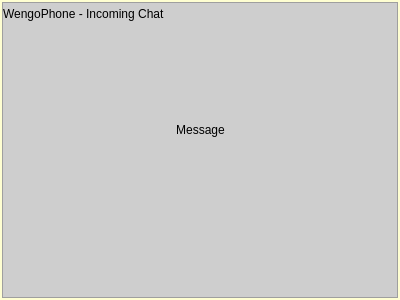
tkrotoff/WengoPhone, file wengophone/src/presentation/qt/toaster/QtChatToaster.ui: the form before one commit.
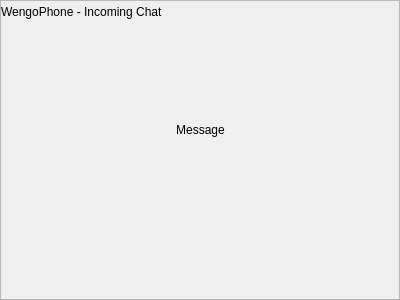
The form after the commit. Icons and pictures are not drawn.

Commit message: New toaster design

```diff
--- a/wengophone/src/presentation/qt/toaster/QtChatToaster.ui
+++ b/wengophone/src/presentation/qt/toaster/QtChatToaster.ui
@@ -12,551 +12,15 @@
     <height>300</height>
    </rect>
   </property>
-  <property name="palette" >
-   <palette>
-    <active>
-     <color>
-      <red>0</red>
-      <green>0</green>
-      <blue>0</blue>
-     </color>
-     <color>
-      <red>212</red>
-      <green>208</green>
-      <blue>200</blue>
-     </color>
-     <color>
-      <red>255</red>
-      <green>255</green>
-      <blue>255</blue>
-     </color>
-     <color>
-      <red>234</red>
-      <green>229</green>
-      <blue>220</blue>
-     </color>
-     <color>
-      <red>128</red>
-      <green>128</green>
-      <blue>128</blue>
-     </color>
-     <color>
-      <red>141</red>
-      <green>139</green>
-      <blue>133</blue>
-     </color>
-     <color>
-      <red>0</red>
-      <green>0</green>
-      <blue>0</blue>
-     </color>
-     <color>
-      <red>255</red>
-      <green>255</green>
-      <blue>255</blue>
-     </color>
-     <color>
-      <red>0</red>
-      <green>0</green>
-      <blue>0</blue>
-     </color>
-     <color>
-      <red>255</red>
-      <green>255</green>
-      <blue>255</blue>
-     </color>
-     <color>
-      <red>255</red>
-      <green>255</green>
-      <blue>210</blue>
-     </color>
-     <color>
-      <red>64</red>
-      <green>64</green>
-      <blue>64</blue>
-     </color>
-     <color>
-      <red>10</red>
-      <green>36</green>
-      <blue>106</blue>
-     </color>
-     <color>
-      <red>255</red>
-      <green>255</green>
-      <blue>255</blue>
-     </color>
-     <color>
-      <red>0</red>
-      <green>0</green>
-      <blue>255</blue>
-     </color>
-     <color>
-      <red>255</red>
-      <green>0</green>
-      <blue>255</blue>
-     </color>
-     <color>
-      <red>232</red>
-      <green>232</green>
-      <blue>232</blue>
-     </color>
-    </active>
-    <inactive>
-     <color>
-      <red>0</red>
-      <green>0</green>
-      <blue>0</blue>
-     </color>
-     <color>
-      <red>212</red>
-      <green>208</green>
-      <blue>200</blue>
-     </color>
-     <color>
-      <red>255</red>
-      <green>255</green>
-      <blue>255</blue>
-     </color>
-     <color>
-      <red>234</red>
-      <green>229</green>
-      <blue>220</blue>
-     </color>
-     <color>
-      <red>128</red>
-      <green>128</green>
-      <blue>128</blue>
-     </color>
-     <color>
-      <red>141</red>
-      <green>139</green>
-      <blue>133</blue>
-     </color>
-     <color>
-      <red>0</red>
-      <green>0</green>
-      <blue>0</blue>
-     </color>
-     <color>
-      <red>255</red>
-      <green>255</green>
-      <blue>255</blue>
-     </color>
-     <color>
-      <red>0</red>
-      <green>0</green>
-      <blue>0</blue>
-     </color>
-     <color>
-      <red>255</red>
-      <green>255</green>
-      <blue>255</blue>
-     </color>
-     <color>
-      <red>255</red>
-      <green>255</green>
-      <blue>210</blue>
-     </color>
-     <color>
-      <red>64</red>
-      <green>64</green>
-      <blue>64</blue>
-     </color>
-     <color>
-      <red>212</red>
-      <green>208</green>
-      <blue>200</blue>
-     </color>
-     <color>
-      <red>0</red>
-      <green>0</green>
-      <blue>0</blue>
-     </color>
-     <color>
-      <red>0</red>
-      <green>0</green>
-      <blue>255</blue>
-     </color>
-     <color>
-      <red>255</red>
-      <green>0</green>
-      <blue>255</blue>
-     </color>
-     <color>
-      <red>232</red>
-      <green>232</green>
-      <blue>232</blue>
-     </color>
-    </inactive>
-    <disabled>
-     <color>
-      <red>106</red>
-      <green>104</green>
-      <blue>100</blue>
-     </color>
-     <color>
-      <red>212</red>
-      <green>208</green>
-      <blue>200</blue>
-     </color>
-     <color>
-      <red>255</red>
-      <green>255</green>
-      <blue>255</blue>
-     </color>
-     <color>
-      <red>233</red>
-      <green>231</green>
-      <blue>227</blue>
-     </color>
-     <color>
-      <red>128</red>
-      <green>128</green>
-      <blue>128</blue>
-     </color>
-     <color>
-      <red>141</red>
-      <green>139</green>
-      <blue>133</blue>
-     </color>
-     <color>
-      <red>106</red>
-      <green>104</green>
-      <blue>100</blue>
-     </color>
-     <color>
-      <red>255</red>
-      <green>255</green>
-      <blue>255</blue>
-     </color>
-     <color>
-      <red>106</red>
-      <green>104</green>
-      <blue>100</blue>
-     </color>
-     <color>
-      <red>255</red>
-      <green>255</green>
-      <blue>210</blue>
-     </color>
-     <color>
-      <red>255</red>
-      <green>255</green>
-      <blue>210</blue>
-     </color>
-     <color>
-      <red>0</red>
-      <green>0</green>
-      <blue>0</blue>
-     </color>
-     <color>
-      <red>10</red>
-      <green>36</green>
-      <blue>106</blue>
-     </color>
-     <color>
-      <red>255</red>
-      <green>255</green>
-      <blue>255</blue>
-     </color>
-     <color>
-      <red>0</red>
-      <green>0</green>
-      <blue>255</blue>
-     </color>
-     <color>
-      <red>255</red>
-      <green>0</green>
-      <blue>255</blue>
-     </color>
-     <color>
-      <red>232</red>
-      <green>232</green>
-      <blue>232</blue>
-     </color>
-    </disabled>
-   </palette>
-  </property>
-  <property name="autoFillBackground" >
-   <bool>true</bool>
-  </property>
   <layout class="QGridLayout" >
    <property name="margin" >
-    <number>2</number>
+    <number>0</number>
    </property>
    <property name="spacing" >
     <number>0</number>
    </property>
    <item row="0" column="0" >
     <widget class="QFrame" name="windowFrame" >
-     <property name="palette" >
-      <palette>
-       <active>
-        <color>
-         <red>0</red>
-         <green>0</green>
-         <blue>0</blue>
-        </color>
-        <color>
-         <red>212</red>
-         <green>208</green>
-         <blue>200</blue>
-        </color>
-        <color>
-         <red>255</red>
-         <green>255</green>
-         <blue>255</blue>
-        </color>
-        <color>
-         <red>234</red>
-         <green>229</green>
-         <blue>220</blue>
-        </color>
-        <color>
-         <red>128</red>
-         <green>128</green>
-         <blue>128</blue>
-        </color>
-        <color>
-         <red>141</red>
-         <green>139</green>
-         <blue>133</blue>
-        </color>
-        <color>
-         <red>0</red>
-         <green>0</green>
-         <blue>0</blue>
-        </color>
-        <color>
-         <red>255</red>
-         <green>255</green>
-         <blue>255</blue>
-        </color>
-        <color>
-         <red>0</red>
-         <green>0</green>
-         <blue>0</blue>
-        </color>
-        <color>
-         <red>255</red>
-         <green>255</green>
-         <blue>255</blue>
-        </color>
-        <color>
-         <red>206</red>
-         <green>206</green>
-         <blue>206</blue>
-        </color>
-        <color>
-         <red>64</red>
-         <green>64</green>
-         <blue>64</blue>
-        </color>
-        <color>
-         <red>10</red>
-         <green>36</green>
-         <blue>106</blue>
-        </color>
-        <color>
-         <red>255</red>
-         <green>255</green>
-         <blue>255</blue>
-        </color>
-        <color>
-         <red>0</red>
-         <green>0</green>
-         <blue>255</blue>
-        </color>
-        <color>
-         <red>255</red>
-         <green>0</green>
-         <blue>255</blue>
-        </color>
-        <color>
-         <red>232</red>
-         <green>232</green>
-         <blue>232</blue>
-        </color>
-       </active>
-       <inactive>
-        <color>
-         <red>0</red>
-         <green>0</green>
-         <blue>0</blue>
-        </color>
-        <color>
-         <red>212</red>
-         <green>208</green>
-         <blue>200</blue>
-        </color>
-        <color>
-         <red>255</red>
-         <green>255</green>
-         <blue>255</blue>
-        </color>
-        <color>
-         <red>234</red>
-         <green>229</green>
-         <blue>220</blue>
-        </color>
-        <color>
-         <red>128</red>
-         <green>128</green>
-         <blue>128</blue>
-        </color>
-        <color>
-         <red>141</red>
-         <green>139</green>
-         <blue>133</blue>
-        </color>
-        <color>
-         <red>0</red>
-         <green>0</green>
-         <blue>0</blue>
-        </color>
-        <color>
-         <red>255</red>
-         <green>255</green>
-         <blue>255</blue>
-        </color>
-        <color>
-         <red>0</red>
-         <green>0</green>
-         <blue>0</blue>
-        </color>
-        <color>
-         <red>255</red>
-         <green>255</green>
-         <blue>255</blue>
-        </color>
-        <color>
-         <red>206</red>
-         <green>206</green>
-         <blue>206</blue>
-        </color>
-        <color>
-         <red>64</red>
-         <green>64</green>
-         <blue>64</blue>
-        </color>
-        <color>
-         <red>212</red>
-         <green>208</green>
-         <blue>200</blue>
-        </color>
-        <color>
-         <red>0</red>
-         <green>0</green>
-         <blue>0</blue>
-        </color>
-        <color>
-         <red>0</red>
-         <green>0</green>
-         <blue>255</blue>
-        </color>
-        <color>
-         <red>255</red>
-         <green>0</green>
-         <blue>255</blue>
-        </color>
-        <color>
-         <red>232</red>
-         <green>232</green>
-         <blue>232</blue>
-        </color>
-       </inactive>
-       <disabled>
-        <color>
-         <red>106</red>
-         <green>104</green>
-         <blue>100</blue>
-        </color>
-        <color>
-         <red>212</red>
-         <green>208</green>
-         <blue>200</blue>
-        </color>
-        <color>
-         <red>255</red>
-         <green>255</green>
-         <blue>255</blue>
-        </color>
-        <color>
-         <red>233</red>
-         <green>231</green>
-         <blue>227</blue>
-        </color>
-        <color>
-         <red>128</red>
-         <green>128</green>
-         <blue>128</blue>
-        </color>
-        <color>
-         <red>141</red>
-         <green>139</green>
-         <blue>133</blue>
-        </color>
-        <color>
-         <red>106</red>
-         <green>104</green>
-         <blue>100</blue>
-        </color>
-        <color>
-         <red>255</red>
-         <green>255</green>
-         <blue>255</blue>
-        </color>
-        <color>
-         <red>106</red>
-         <green>104</green>
-         <blue>100</blue>
-        </color>
-        <color>
-         <red>206</red>
-         <green>206</green>
-         <blue>206</blue>
-        </color>
-        <color>
-         <red>206</red>
-         <green>206</green>
-         <blue>206</blue>
-        </color>
-        <color>
-         <red>0</red>
-         <green>0</green>
-         <blue>0</blue>
-        </color>
-        <color>
-         <red>10</red>
-         <green>36</green>
-         <blue>106</blue>
-        </color>
-        <color>
-         <red>255</red>
-         <green>255</green>
-         <blue>255</blue>
-        </color>
-        <color>
-         <red>0</red>
-         <green>0</green>
-         <blue>255</blue>
-        </color>
-        <color>
-         <red>255</red>
-         <green>0</green>
-         <blue>255</blue>
-        </color>
-        <color>
-         <red>232</red>
-         <green>232</green>
-         <blue>232</blue>
-        </color>
-       </disabled>
-      </palette>
-     </property>
-     <property name="autoFillBackground" >
-      <bool>true</bool>
-     </property>
      <property name="frameShape" >
       <enum>QFrame::StyledPanel</enum>
      </property>
```
The commit also changes 7 other files.
